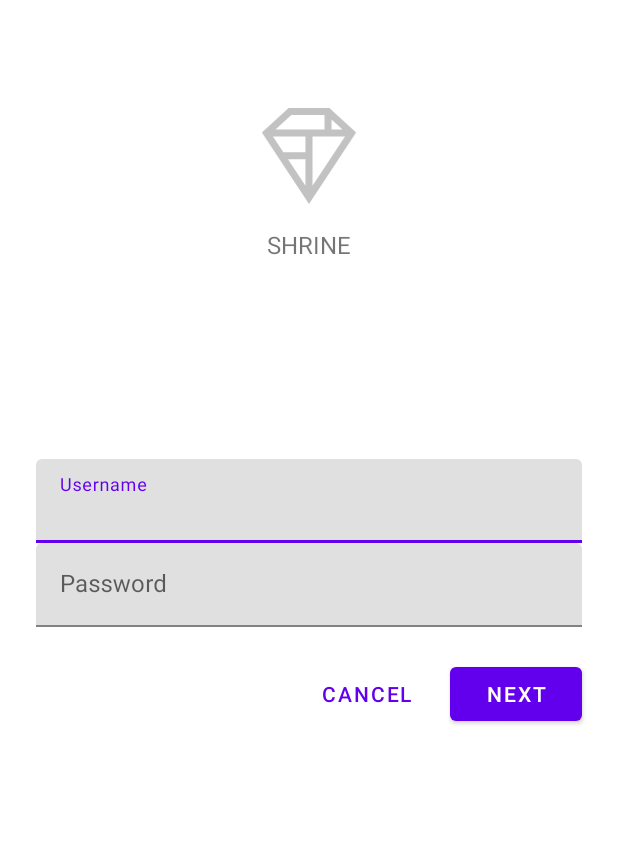
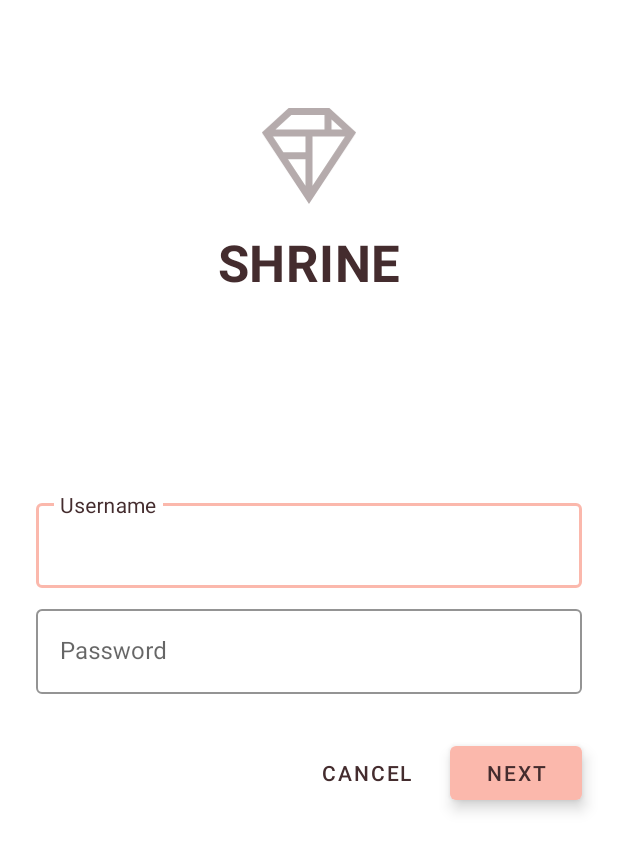
Before and after one commit to volodeead/lab10shrine, an Android app: the screen it shows after launch (MainActivity), on a phone screen of 412 x 824 dp. Shown: the top 851 px of the screen. Run offline under Robolectric (Android 15) with nearby library versions, the phone set to English and light mode, and no system bars.

Commit message:
Change the color, Modify typography and label styles, Adjust elevation

```diff
--- a/app/src/main/res/layout/shr_login_fragment.xml
+++ b/app/src/main/res/layout/shr_login_fragment.xml
@@ -22,6 +22,7 @@
             android:layout_gravity="center_horizontal"
             android:layout_marginTop="48dp"
             android:layout_marginBottom="16dp"
+            android:tint="?android:attr/textColorPrimary"
             app:srcCompat="@drawable/shr_logo"
             android:contentDescription="@string/shr_logo_content_description"  />
 
@@ -31,10 +32,10 @@
             android:layout_gravity="center_horizontal"
             android:layout_marginBottom="132dp"
             android:text="@string/shr_app_name"
-            android:textAllCaps="true"
-            android:textSize="16sp" />
+            android:textAppearance="@style/TextAppearance.Shrine.Title" />
 
         <com.google.android.material.textfield.TextInputLayout
+            style="@style/Widget.Shrine.TextInputLayout"
             android:layout_width="match_parent"
             android:layout_height="wrap_content"
             android:hint="@string/shr_hint_username">
@@ -48,6 +49,7 @@
 
         <com.google.android.material.textfield.TextInputLayout
             android:id="@+id/password_text_input"
+            style="@style/Widget.Shrine.TextInputLayout"
             android:layout_width="match_parent"
             android:layout_height="wrap_content"
             android:hint="@string/shr_hint_password"
@@ -66,6 +68,7 @@
 
             <com.google.android.material.button.MaterialButton
                 android:id="@+id/next_button"
+                style="@style/Widget.Shrine.Button"
                 android:layout_width="wrap_content"
                 android:layout_height="wrap_content"
                 android:layout_alignParentEnd="true"
@@ -74,7 +77,7 @@
 
             <com.google.android.material.button.MaterialButton
                 android:id="@+id/cancel_button"
-                style="@style/Widget.MaterialComponents.Button.TextButton"
+                style="@style/Widget.Shrine.Button.TextButton"
                 android:layout_width="wrap_content"
                 android:layout_height="wrap_content"
                 android:layout_marginEnd="12dp"
--- a/app/src/main/res/layout/shr_product_grid_fragment.xml
+++ b/app/src/main/res/layout/shr_product_grid_fragment.xml
@@ -8,7 +8,8 @@
 
     <com.google.android.material.appbar.AppBarLayout
         android:layout_width="match_parent"
-        android:layout_height="wrap_content">
+        android:layout_height="wrap_content"
+        app:elevation="0dp">
 
         <androidx.appcompat.widget.Toolbar
             android:id="@+id/app_bar"
@@ -24,8 +25,7 @@
         android:layout_height="match_parent"
         android:layout_marginTop="56dp"
         android:background="@color/productGridBackgroundColor"
-        android:paddingStart="@dimen/shr_product_grid_spacing"
-        android:paddingEnd="@dimen/shr_product_grid_spacing"
+        android:elevation="8dp"
         app:layout_behavior="@string/appbar_scrolling_view_behavior">
 
         <androidx.recyclerview.widget.RecyclerView
--- a/app/src/main/res/values/colors.xml
+++ b/app/src/main/res/values/colors.xml
@@ -1,9 +1,11 @@
 <?xml version="1.0" encoding="utf-8"?>
 <resources>
-    <color name="colorPrimary">#6200EE</color>
-    <color name="colorPrimaryDark">#DADCE0</color>
-    <color name="colorAccent">#E0E0E0</color>
-    <color name="toolbarIconColor">#FFFFFF</color>
+    <color name="colorPrimary">#E0E0E0</color>
+    <color name="colorPrimaryDark">#FBB8AC</color>
+    <color name="colorAccent">#FEDBD0</color>
+    <color name="textColorPrimary">#442C2E</color>
+    <color name="toolbarIconColor">@color/textColorPrimary</color>
     <color name="loginPageBackgroundColor">#FFFFFF</color>
     <color name="productGridBackgroundColor">#FFFFFF</color>
+    <color name="textInputOutlineColor">#FBB8AC</color>
 </resources>
--- a/app/src/main/res/values/styles.xml
+++ b/app/src/main/res/values/styles.xml
@@ -1,4 +1,4 @@
-<resources>
+<resources xmlns:tools="http://schemas.android.com/tools">
 
     <!-- Base application theme. -->
     <style name="Theme.Shrine" parent="Theme.MaterialComponents.Light.NoActionBar">
@@ -6,12 +6,48 @@
         <item name="colorPrimary">@color/colorPrimary</item>
         <item name="colorPrimaryDark">@color/colorPrimaryDark</item>
         <item name="colorAccent">@color/colorAccent</item>
+        <item name="android:windowLightStatusBar" tools:targetApi="m">true</item>
+        <item name="android:textColorPrimary">@color/textColorPrimary</item>
+    </style>
+
+    <style name="Widget.Shrine.TextInputLayout" parent="Widget.MaterialComponents.TextInputLayout.OutlinedBox">
+        <item name="hintTextAppearance">@style/TextAppearance.Shrine.TextInputLayout.HintText</item>
+        <item name="hintTextColor">@color/textColorPrimary</item>
+        <item name="android:paddingBottom">8dp</item>
+        <item name="boxStrokeColor">@color/textInputOutlineColor</item>
+    </style>
+
+    <style name="TextAppearance.Shrine.TextInputLayout.HintText" parent="TextAppearance.MaterialComponents.Subtitle2">
+        <item name="android:textColor">?android:attr/textColorPrimary</item>
+    </style>
+
+    <style name="Widget.Shrine.Button" parent="Widget.MaterialComponents.Button">
+        <item name="android:textColor">?android:attr/textColorPrimary</item>
+        <item name="backgroundTint">?attr/colorPrimaryDark</item>
+        <item name="android:stateListAnimator" tools:ignore="NewApi">
+            @animator/shr_next_button_state_list_anim
+        </item>
+    </style>
+
+    <style name="Widget.Shrine.Button.TextButton" parent="Widget.MaterialComponents.Button.TextButton">
+        <item name="android:textColor">?android:attr/textColorPrimary</item>
     </style>
 
     <style name="Widget.Shrine.Toolbar" parent="Widget.AppCompat.Toolbar">
         <item name="android:background">?attr/colorAccent</item>
-        <item name="android:theme">@style/ThemeOverlay.AppCompat.Dark.ActionBar</item>
+        <item name="android:theme">@style/Theme.Shrine</item>
         <item name="popupTheme">@style/ThemeOverlay.AppCompat.Light</item>
+        <item name="titleTextAppearance">@style/TextAppearance.Shrine.Toolbar</item>
+    </style>
+
+    <style name="TextAppearance.Shrine.Toolbar" parent="TextAppearance.MaterialComponents.Button">
+        <item name="android:textSize">16sp</item>
+    </style>
+
+    <style name="TextAppearance.Shrine.Title" parent="TextAppearance.MaterialComponents.Headline4">
+        <item name="textAllCaps">true</item>
+        <item name="android:textStyle">bold</item>
+        <item name="android:textColor">?android:attr/textColorPrimary</item>
     </style>
 
 </resources>
```
Also changed, not shown: app/src/main/res/layout/shr_product_card.xml (+6 -4 lines).
